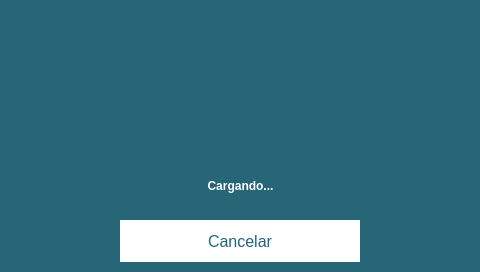
First picture: the form in src/widgets/ui/LoadingPopupGPS.ui, repository Giocerz/water_quality_rpi_unal, before the edit.
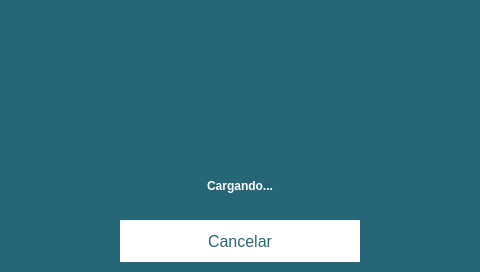
Second picture: the form after the edit.

Commit message: fix: adjust geometry of LabelInfo in LoadingPopup to improve layout

Patch:
```diff
--- a/src/widgets/ui/LoadingPopupGPS.ui
+++ b/src/widgets/ui/LoadingPopupGPS.ui
@@ -19,9 +19,9 @@
   <widget class="QLabel" name="LabelInfo">
    <property name="geometry">
     <rect>
-     <x>120</x>
+     <x>0</x>
      <y>140</y>
-     <width>241</width>
+     <width>480</width>
      <height>91</height>
     </rect>
    </property>
```
The commit also changes 1 other file.
